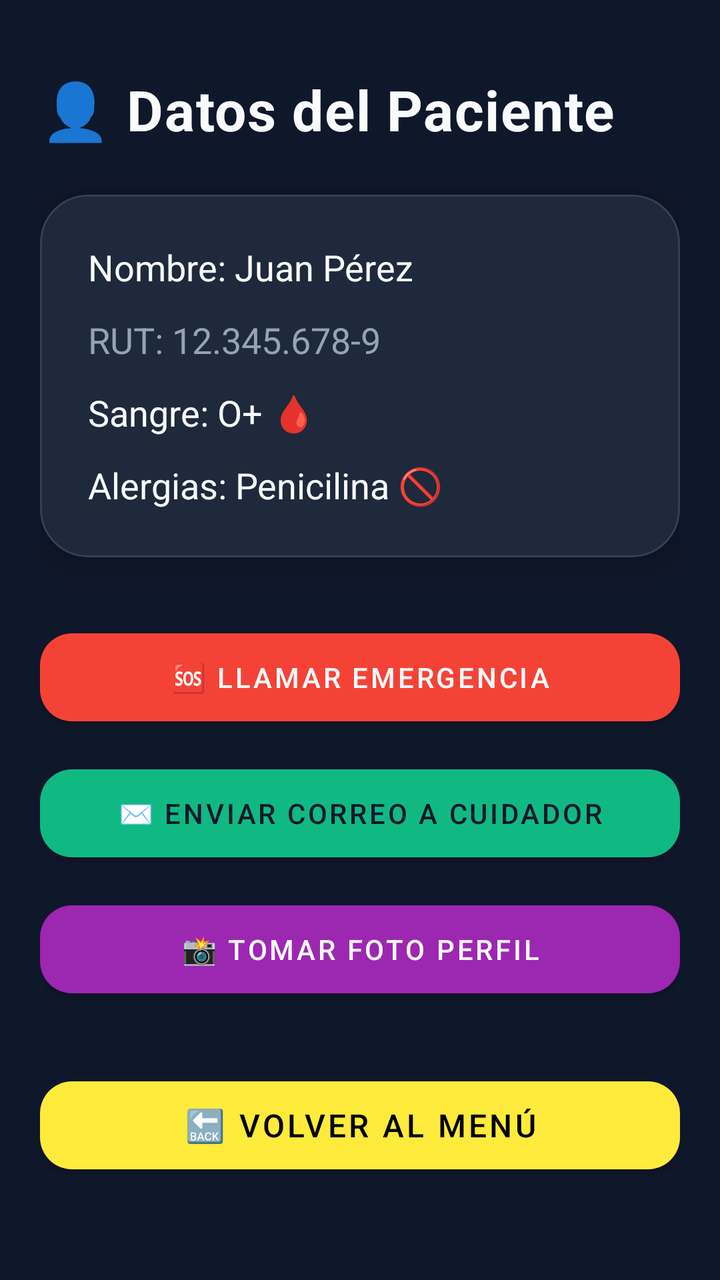
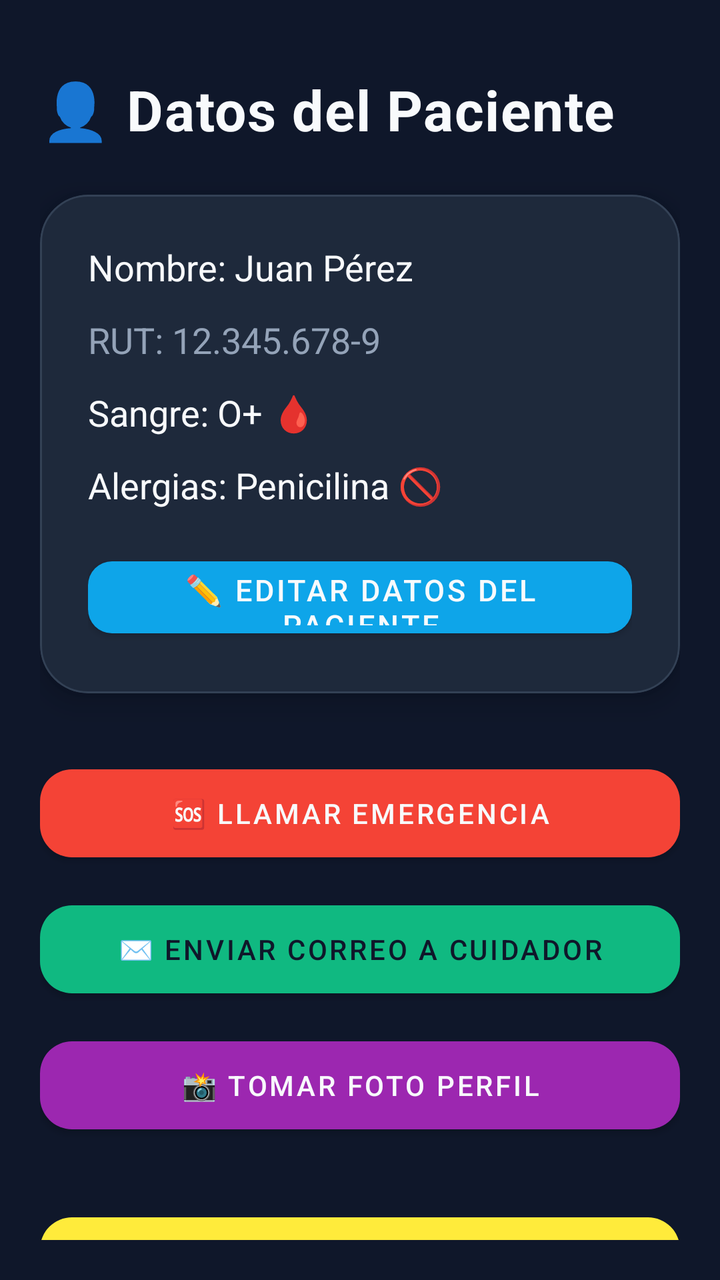

Screens rendered from an Android XML layout before and after an edit, with the pre-edit source and the edit as a unified diff.
<!-- AndroidManifest.xml: application theme Theme.CuidApp -->
<!-- res/layout/activity_ficha_paciente.xml -->
<?xml version="1.0" encoding="utf-8"?>
<androidx.constraintlayout.widget.ConstraintLayout
    xmlns:android="http://schemas.android.com/apk/res/android"
    xmlns:app="http://schemas.android.com/apk/res-auto"
    android:layout_width="match_parent"
    android:layout_height="match_parent"
    android:background="@color/screen_background">

    <androidx.core.widget.NestedScrollView
        android:layout_width="match_parent"
        android:layout_height="match_parent"
        android:fillViewport="true"
        android:padding="20dp">

        <LinearLayout
            android:layout_width="match_parent"
            android:layout_height="wrap_content"
            android:orientation="vertical">

            <TextView
                android:layout_width="match_parent"
                android:layout_height="wrap_content"
                android:text="@string/ficha_titulo"
                android:textColor="@color/text_primary"
                android:textSize="28sp"
                android:textStyle="bold"
                android:letterSpacing="0.02"
                android:layout_marginBottom="24dp"
                android:layout_marginTop="16dp"/>

            
            <com.google.android.material.card.MaterialCardView
                android:layout_width="match_parent"
                android:layout_height="wrap_content"
                android:layout_marginBottom="32dp"
                app:cardBackgroundColor="@color/card_background"
                app:cardCornerRadius="24dp"
                app:cardElevation="8dp"
                app:strokeWidth="1dp"
                app:strokeColor="@color/chip_background">

                <LinearLayout
                    android:layout_width="match_parent"
                    android:layout_height="wrap_content"
                    android:orientation="vertical"
                    android:padding="24dp">

                    <TextView
                        android:layout_width="match_parent"
                        android:layout_height="wrap_content"
                        android:text="@string/ficha_nombre"
                        android:textColor="@color/text_primary"
                        android:textSize="18sp"
                        android:layout_marginBottom="12dp"/>
                    <TextView
                        android:layout_width="match_parent"
                        android:layout_height="wrap_content"
                        android:text="@string/ficha_rut"
                        android:textColor="@color/text_secondary"
                        android:textSize="18sp"
                        android:layout_marginBottom="12dp"/>
                    <TextView
                        android:layout_width="match_parent"
                        android:layout_height="wrap_content"
                        android:text="@string/ficha_sangre"
                        android:textColor="@color/text_primary"
                        android:textSize="18sp"
                        android:layout_marginBottom="12dp"/>
                    <TextView
                        android:layout_width="match_parent"
                        android:layout_height="wrap_content"
                        android:text="@string/ficha_alergias"
                        android:textColor="@color/text_primary"
                        android:textSize="18sp"/>
                </LinearLayout>
            </com.google.android.material.card.MaterialCardView>

            
            <ImageView
                android:id="@+id/iv_foto_perfil"
                android:layout_width="140dp"
                android:layout_height="140dp"
                android:layout_gravity="center_horizontal"
                android:layout_marginBottom="24dp"
                android:contentDescription="@string/cd_foto_perfil"
                android:scaleType="centerCrop"
                android:visibility="gone" />

            
            <com.google.android.material.button.MaterialButton
                android:id="@+id/btnLlamar"
                android:layout_width="match_parent"
                android:layout_height="56dp"
                android:text="@string/ficha_btn_llamar"
                android:textColor="@color/text_primary"
                app:backgroundTint="@color/btn_red"
                app:cornerRadius="16dp"
                android:layout_marginBottom="12dp"/>

            <com.google.android.material.button.MaterialButton
                android:id="@+id/btnCorreo"
                android:layout_width="match_parent"
                android:layout_height="56dp"
                android:text="@string/ficha_btn_correo"
                android:textColor="@color/screen_background"
                app:backgroundTint="@color/accent_exercise"
                app:cornerRadius="16dp"
                android:layout_marginBottom="12dp"/>

            <com.google.android.material.button.MaterialButton
                android:id="@+id/btnFoto"
                android:layout_width="match_parent"
                android:layout_height="56dp"
                android:text="@string/ficha_btn_foto"
                android:textColor="@color/text_primary"
                app:backgroundTint="@color/btn_purple"
                app:cornerRadius="16dp"
                android:layout_marginBottom="32dp"/>

            
            <com.google.android.material.button.MaterialButton
                android:id="@+id/btnVolverFicha"
                android:layout_width="match_parent"
                android:layout_height="56dp"
                android:text="@string/btn_volver"
                android:textColor="@color/black"
                app:backgroundTint="#FFEB3B"
                app:cornerRadius="16dp" 
                android:textSize="16sp" />

        </LinearLayout>
    </androidx.core.widget.NestedScrollView>
</androidx.constraintlayout.widget.ConstraintLayout>
<!-- resources referenced by this layout -->
<resources>
  <color name="accent_exercise">#10B981</color>
  <color name="black">#FF000000</color>
  <color name="btn_purple">#9C27B0</color>
  <color name="btn_red">#F44336</color>
  <color name="card_background">#1E293B</color>
  <color name="chip_background">#334155</color>
  <color name="screen_background">#0F172A</color>
  <color name="text_primary">#F8FAFC</color>
  <color name="text_secondary">#94A3B8</color>
  <string name="btn_volver">🔙 Volver al Menú</string>
  <string name="cd_foto_perfil">Foto de perfil del paciente</string>
  <string name="ficha_alergias">Alergias: Penicilina 🚫</string>
  <string name="ficha_btn_correo">✉️ Enviar Correo a Cuidador</string>
  <string name="ficha_btn_foto">📸 Tomar Foto Perfil</string>
  <string name="ficha_btn_llamar">🆘 Llamar Emergencia</string>
  <string name="ficha_nombre">Nombre: Juan Pérez</string>
  <string name="ficha_rut">RUT: 12.345.678-9</string>
  <string name="ficha_sangre">Sangre: O+ 🩸</string>
  <string name="ficha_titulo">👤 Datos del Paciente</string>
  <style name="Theme.CuidApp" parent="Theme.MaterialComponents.DayNight.DarkActionBar">
          
          <item name="colorPrimary">@color/purple_500</item>
          <item name="colorPrimaryVariant">@color/purple_700</item>
          <item name="colorOnPrimary">@color/white</item>
          
          <item name="colorSecondary">@color/teal_200</item>
          <item name="colorSecondaryVariant">@color/teal_700</item>
          <item name="colorOnSecondary">@color/black</item>
          
          <item name="android:statusBarColor">?attr/colorPrimaryVariant</item>
          
      </style>
  <color name="purple_500">#FF6200EE</color>
  <color name="purple_700">#FF3700B3</color>
  <color name="white">#FFFFFFFF</color>
  <color name="teal_200">#FF03DAC5</color>
  <color name="teal_700">#FF018786</color>
</resources>

<!-- the commit's change to res/layout/activity_ficha_paciente.xml (unified diff, before → after) -->
@@ -46,6 +46,7 @@
                     android:padding="24dp">
 
                     <TextView
+                        android:id="@+id/tv_nombre"
                         android:layout_width="match_parent"
                         android:layout_height="wrap_content"
                         android:text="@string/ficha_nombre"
@@ -53,6 +54,7 @@
                         android:textSize="18sp"
                         android:layout_marginBottom="12dp"/>
                     <TextView
+                        android:id="@+id/tv_rut"
                         android:layout_width="match_parent"
                         android:layout_height="wrap_content"
                         android:text="@string/ficha_rut"
@@ -60,6 +62,7 @@
                         android:textSize="18sp"
                         android:layout_marginBottom="12dp"/>
                     <TextView
+                        android:id="@+id/tv_sangre"
                         android:layout_width="match_parent"
                         android:layout_height="wrap_content"
                         android:text="@string/ficha_sangre"
@@ -67,11 +70,24 @@
                         android:textSize="18sp"
                         android:layout_marginBottom="12dp"/>
                     <TextView
+                        android:id="@+id/tv_alergias"
                         android:layout_width="match_parent"
                         android:layout_height="wrap_content"
                         android:text="@string/ficha_alergias"
                         android:textColor="@color/text_primary"
-                        android:textSize="18sp"/>
+                        android:textSize="18sp"
+                        android:layout_marginBottom="20dp"/>
+
+                    
+                    <com.google.android.material.button.MaterialButton
+                        android:id="@+id/btnEditarDatos"
+                        android:layout_width="match_parent"
+                        android:layout_height="48dp"
+                        android:text="✏️ Editar datos del paciente"
+                        android:textColor="@color/text_primary"
+                        app:backgroundTint="@color/accent_stand"
+                        app:cornerRadius="12dp"
+                        android:textSize="15sp" />
                 </LinearLayout>
             </com.google.android.material.card.MaterialCardView>
 
<!-- resource entries referenced after the edit -->
@@ -1,6 +1,7 @@
 <!-- resources referenced by this layout -->
 <resources>
   <color name="accent_exercise">#10B981</color>
+  <color name="accent_stand">#0EA5E9</color>
   <color name="black">#FF000000</color>
   <color name="btn_purple">#9C27B0</color>
   <color name="btn_red">#F44336</color>
